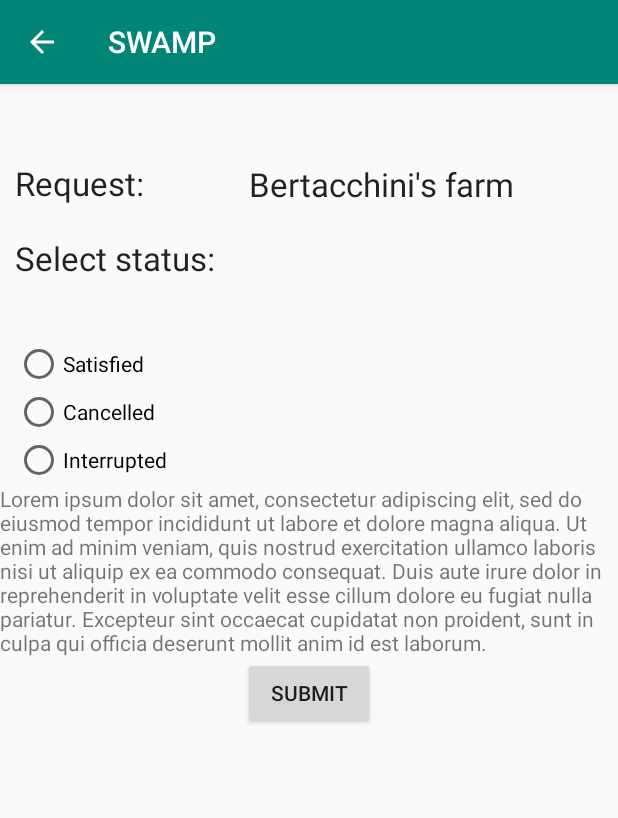
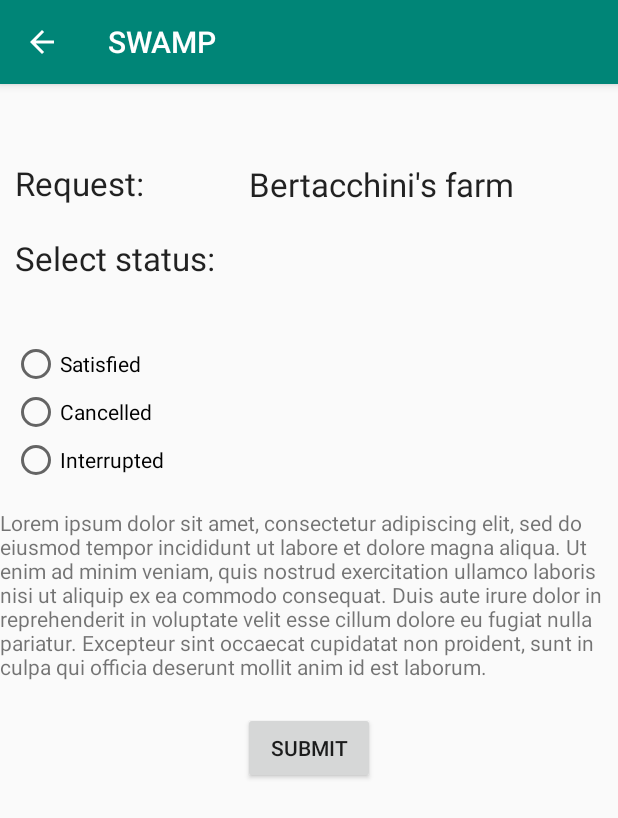
Before and after one commit to arces-wot/Dugarolo, an Android app: the screen it shows after launch (RequestDetailsActivity), after a tap on an icon or button, on a phone screen of 412 x 824 dp. Shown: the top 818 px of the screen. Run offline under Robolectric (Android 15) with nearby library versions, the phone set to English and light mode, and no system bars; libraries missing offline, so code that uses them is left out: org.osmdroid.api, org.osmdroid.config, org.osmdroid.tileprovider, org.osmdroid.util, org.osmdroid.views; 10 statements that could not run were skipped.

Commit message:
modifiche varie

```diff
--- a/app/src/main/java/com/example/dugarolo/MainActivity.java
+++ b/app/src/main/java/com/example/dugarolo/MainActivity.java
@@ -20,6 +20,8 @@ import java.util.ArrayList;
 
 public class MainActivity extends AppCompatActivity {
 
+    public static final String STATUS_ICON_ID = "id";
+    private Integer requestId;
 
 
     MapView map = null;
@@ -29,6 +31,11 @@ public class MainActivity extends AppCompatActivity {
         ListView listRequests = (ListView) findViewById(R.id.list_requests);
         loadRequests(listRequests);
         setListViewListener(listRequests);
+        if(requestId != null) {
+            Request request = Request.requests[requestId];
+            Integer statusIcon = (Integer) getIntent().getExtras().get(STATUS_ICON_ID);
+            request.setStatusIconId(statusIcon);
+        }
     }
 
     private void loadMap() {
@@ -54,16 +61,20 @@ public class MainActivity extends AppCompatActivity {
     }
 
     private void loadRequests(ListView listRequests) {
-        ArrayList<Request> arrayOfRequests = new ArrayList<>();
-        RequestsAdapter adapter = new RequestsAdapter(this, arrayOfRequests);
+        //ArrayList<Request> arrayOfRequests = new ArrayList<>();
+        RequestsAdapter adapter = new RequestsAdapter(this, Request.requests);
         listRequests = (ListView) findViewById(R.id.list_requests);
         listRequests.setAdapter(adapter);
+        /*
         Request request1 = new Request(R.drawable.request_cancelled, "Bertacchini\'s farm", R.drawable.request_interrupted);
         Request request2 = new Request(R.drawable.request_completed, "Ferrari\'s farm", R.drawable.status_unknown);
         adapter.add(request1);
         adapter.add(request2);
+        */
+        /*
         Request.requests.add(request1);
         Request.requests.add(request2);
+         */
     }
 
     private void setListViewListener(ListView listRequests) {
@@ -74,6 +85,7 @@ public class MainActivity extends AppCompatActivity {
                 //passa la fattoria cliccata a RequestDetailActivity
                 Intent intent = new Intent(MainActivity.this, RequestDetailsActivity.class);
                 intent.putExtra(RequestDetailsActivity.EXTRA_REQUEST_ID, (int) id);
+                requestId = (int) id;
                 startActivity(intent);
             }
         };
--- a/app/src/main/java/com/example/dugarolo/Request.java
+++ b/app/src/main/java/com/example/dugarolo/Request.java
@@ -8,7 +8,10 @@ public class Request {
     private Integer statusIconId;
 
 
-    public static final ArrayList<Request> requests = new ArrayList<>();
+    public static final Request[] requests = {
+            new Request(R.drawable.request_cancelled, "Bertacchini\'s farm", R.drawable.request_interrupted),
+            new Request(R.drawable.request_completed, "Ferrari\'s farm", R.drawable.status_unknown)
+    };
 
     public Request(Integer basicIconId, String name, Integer statusIconId) {
         this.basicIconId = basicIconId;
@@ -28,6 +31,20 @@ public class Request {
         return statusIconId;
     }
 
+    public void setStatusIconId(Integer statusIconId) {
+        this.statusIconId = statusIconId;
+    }
+
+    /*
+    public void populateArray() {
+        Request request1 = new Request(R.drawable.request_cancelled, "Bertacchini\'s farm", R.drawable.request_interrupted);
+        Request request2 = new Request(R.drawable.request_completed, "Ferrari\'s farm", R.drawable.status_unknown);
+        requests.add(request1);
+        requests.add(request2);
+    }
+    */
+
+
     public String toString(){
         return this.name;
     }
--- a/app/src/main/java/com/example/dugarolo/RequestsAdapter.java
+++ b/app/src/main/java/com/example/dugarolo/RequestsAdapter.java
@@ -8,13 +8,14 @@ import android.widget.ArrayAdapter;
 import android.widget.ImageView;
 import android.widget.TextView;
 
+import java.lang.reflect.Array;
 import java.util.ArrayList;
 
 import androidx.annotation.NonNull;
 
 public class RequestsAdapter extends ArrayAdapter<Request> {
 
-    public RequestsAdapter(@NonNull Context context, ArrayList<Request> requests) {
+    public RequestsAdapter(@NonNull Context context, Request[] requests) {
         super(context, 0, requests);
     }
 
--- a/app/src/main/res/layout/activity_request_details.xml
+++ b/app/src/main/res/layout/activity_request_details.xml
@@ -1,6 +1,13 @@
 <?xml version="1.0" encoding="utf-8"?>
+
+<ScrollView xmlns:android="http://schemas.android.com/apk/res/android"
+    xmlns:tools="http://schemas.android.com/tools"
+    xmlns:app="http://schemas.android.com/apk/res-auto"
+    android:layout_height="match_parent"
+    android:layout_width="match_parent"
+    tools:context=".RequestDetailsActivity">
+
     <androidx.constraintlayout.widget.ConstraintLayout xmlns:android="http://schemas.android.com/apk/res/android"
-    xmlns:app="http://schemas.android.com/apk/res-auto"
         xmlns:tools="http://schemas.android.com/tools"
         android:layout_width="match_parent"
         android:layout_height="wrap_content"
@@ -42,9 +49,11 @@
             android:id="@+id/radioGroup"
             android:layout_width="match_parent"
             android:layout_height="wrap_content"
-        android:layout_marginStart="10dp"
+            android:layout_marginStart="8dp"
             android:layout_marginTop="40dp"
+            android:layout_marginEnd="8dp"
             android:orientation="vertical"
+            app:layout_constraintEnd_toEndOf="parent"
             app:layout_constraintStart_toStartOf="parent"
             app:layout_constraintTop_toBottomOf="@+id/selectStatus">
 
@@ -70,22 +79,24 @@
         <TextView
             android:id="@+id/detailsForm"
             android:layout_width="wrap_content"
-        android:layout_height="wrap_content"
-        app:layout_constraintStart_toStartOf="parent"
-        app:layout_constraintEnd_toEndOf="parent"
+            android:layout_height="120dp"
+            android:layout_marginTop="16dp"
+            android:layout_marginBottom="16dp"
+            android:text="Lorem ipsum dolor sit amet, consectetur adipiscing elit, sed do eiusmod tempor incididunt ut labore et dolore magna aliqua. Ut enim ad minim veniam, quis nostrud exercitation ullamco laboris nisi ut aliquip ex ea commodo consequat. Duis aute irure dolor in reprehenderit in voluptate velit esse cillum dolore eu fugiat nulla pariatur. Excepteur sint occaecat cupidatat non proident, sunt in culpa qui officia deserunt mollit anim id est laborum."
             app:layout_constraintBottom_toTopOf="@id/submitButton"
             app:layout_constraintTop_toBottomOf="@id/radioGroup"
-        android:text="Lorem ipsum dolor sit amet, consectetur adipiscing elit, sed do eiusmod tempor incididunt ut labore et dolore magna aliqua. Ut enim ad minim veniam, quis nostrud exercitation ullamco laboris nisi ut aliquip ex ea commodo consequat. Duis aute irure dolor in reprehenderit in voluptate velit esse cillum dolore eu fugiat nulla pariatur. Excepteur sint occaecat cupidatat non proident, sunt in culpa qui officia deserunt mollit anim id est laborum.">
-    </TextView>
+            app:layout_constraintVertical_bias="0.0"></TextView>
 
         <Button
             android:id="@+id/submitButton"
             android:layout_width="wrap_content"
             android:layout_height="wrap_content"
+            android:layout_marginBottom="8dp"
+            android:onClick="onClickSubmit"
             android:text="@string/submit_button"
             app:layout_constraintBottom_toBottomOf="parent"
             app:layout_constraintEnd_toEndOf="parent"
-        app:layout_constraintStart_toStartOf="parent">
-    </Button>
+            app:layout_constraintStart_toStartOf="parent"></Button>
 
     </androidx.constraintlayout.widget.ConstraintLayout>
+</ScrollView>
--- a/app/src/main/res/values/strings.xml
+++ b/app/src/main/res/values/strings.xml
@@ -1,10 +1,6 @@
 <resources>
     <string name="app_name">Dugarolo</string>
     <string name="irrigation_scheduling">Irrigation Scheduling</string>
-    <string-array name="farms">
-        <item>Bertacchini\'s Farm</item>
-        <item>Ferrari\'s Farm</item>
-    </string-array>
     <string name="request">Request:</string>
     <string name="select_status">Select status:</string>
     <string name="satisfied_request">Satisfied</string>
```
Also changed, not shown: app/src/main/java/com/example/dugarolo/RequestDetailsActivity.java (+36 -1 lines). Lines whose indentation alone changed are shown as unchanged.
